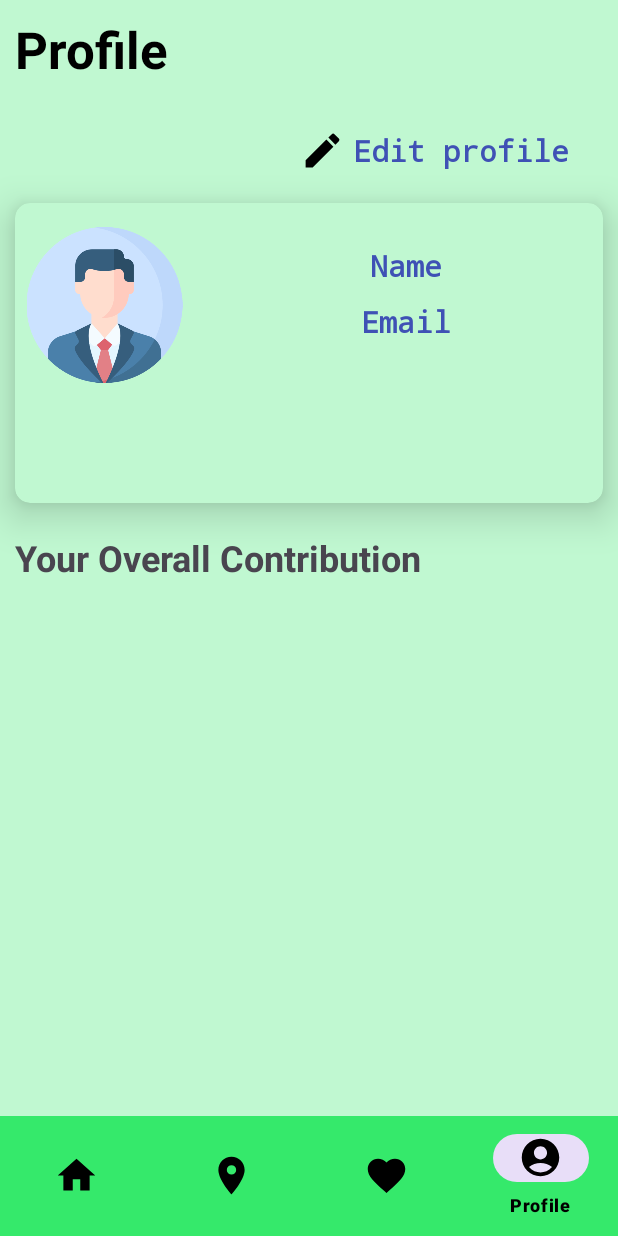
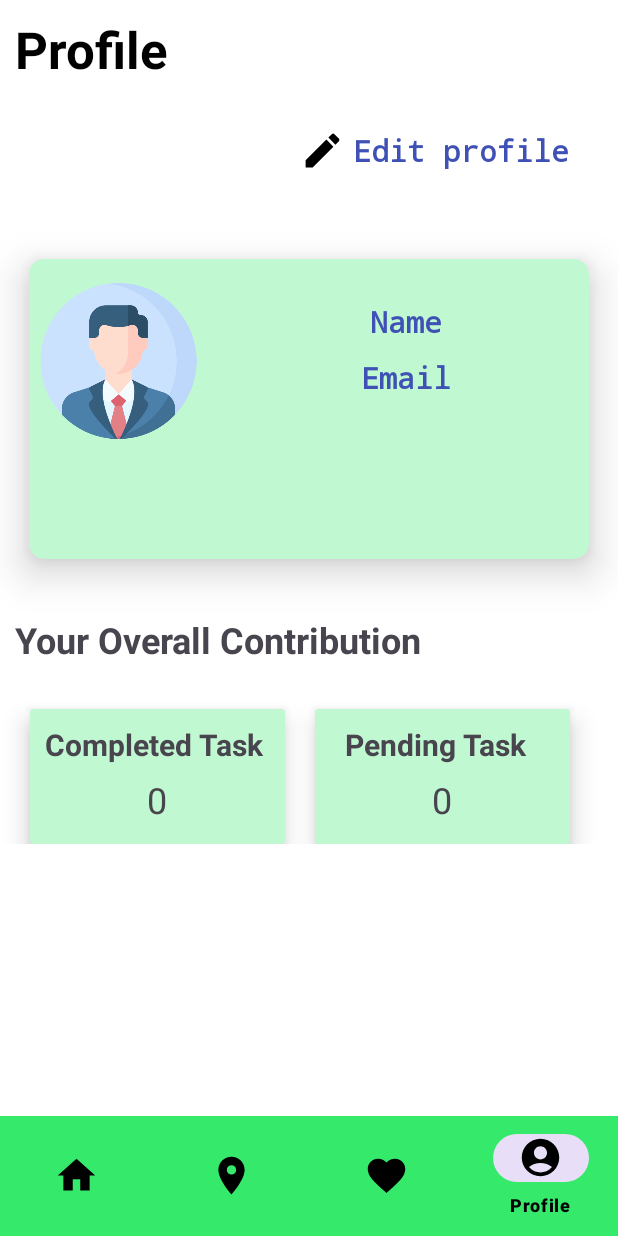
Before and after one commit to Vidhan12345/Solution_Challenge, an Android app: the screen it shows after launch once a user with an empty profile is signed in (MainActivity), item 4 of the bottom bar chosen, on a phone screen of 412 x 824 dp. Run offline under Robolectric (Android 15) with nearby library versions, the phone set to English and light mode, and no system bars; our stand-ins replace Firebase (no records; nobody signed in at launch, a user with empty details on screens opened directly), Picasso; pictures from the network do not load.

Commit message:
new repo

```diff
--- a/app/src/main/res/layout/fragment_profile.xml
+++ b/app/src/main/res/layout/fragment_profile.xml
@@ -2,6 +2,7 @@
     xmlns:tools="http://schemas.android.com/tools"
     android:layout_width="match_parent"
     android:layout_height="match_parent"
+    android:background="@color/white"
     xmlns:app="http://schemas.android.com/apk/res-auto"
     tools:context="Fragments.ProfileFragment">
 
@@ -47,7 +48,8 @@
         <androidx.cardview.widget.CardView
             android:layout_width="match_parent"
             android:layout_height="wrap_content"
-            android:layout_margin="10dp"
+            android:layout_marginTop="20dp"
+            app:cardUseCompatPadding="true"
             app:cardBackgroundColor="@color/teal_green"
             app:cardCornerRadius="10dp"
             app:cardElevation="16dp"
@@ -102,6 +104,73 @@
             android:text="Your Overall Contribution"
             android:textSize="24dp"
             android:textStyle="bold" />
+        <LinearLayout
+            android:layout_width="match_parent"
+            android:layout_height="wrap_content"
+            android:orientation="horizontal"
+            >
+
+
+            <androidx.cardview.widget.CardView
+                android:layout_width="170dp"
+                android:layout_height="90dp"
+                app:cardElevation="10dp"
+                android:padding="10dp"
+                app:cardBackgroundColor="@color/teal_green"
+                android:layout_marginTop="20dp"
+                android:layout_marginLeft="20dp"
+                >
+                <TextView
+                    android:layout_width="wrap_content"
+                    android:layout_height="wrap_content"
+                    android:textSize="20dp"
+                    android:textStyle="bold"
+                    android:padding="10dp"
+                    android:text="Completed Task"
+
+                    />
+                <TextView
+                    android:layout_width="wrap_content"
+                    android:layout_height="wrap_content"
+                    android:text="0"
+                    android:textSize="24sp"
+                    android:textAlignment="center"
+                    android:layout_gravity="center"
+                    android:layout_marginTop="15dp"
+                    />
+
+            </androidx.cardview.widget.CardView>
+
+            <androidx.cardview.widget.CardView
+            android:layout_width="170dp"
+            android:layout_height="90dp"
+            app:cardElevation="10dp"
+            app:cardBackgroundColor="@color/teal_green"
+            android:layout_marginTop="20dp"
+            android:layout_marginLeft="20dp"
+            >
+            <TextView
+                android:layout_width="wrap_content"
+                android:layout_height="wrap_content"
+                android:textSize="20dp"
+                android:textStyle="bold"
+                android:padding="10dp"
+                android:layout_marginStart="10dp"
+                android:text="Pending Task"
+
+                />
+                <TextView
+                    android:layout_width="wrap_content"
+                    android:layout_height="wrap_content"
+                    android:text="0"
+                    android:textSize="24dp"
+                    android:textAlignment="center"
+                    android:layout_gravity="center"
+                    android:layout_marginTop="15dp"
+                    />
+
+        </androidx.cardview.widget.CardView>
+        </LinearLayout>
 
     </LinearLayout>
 
```
